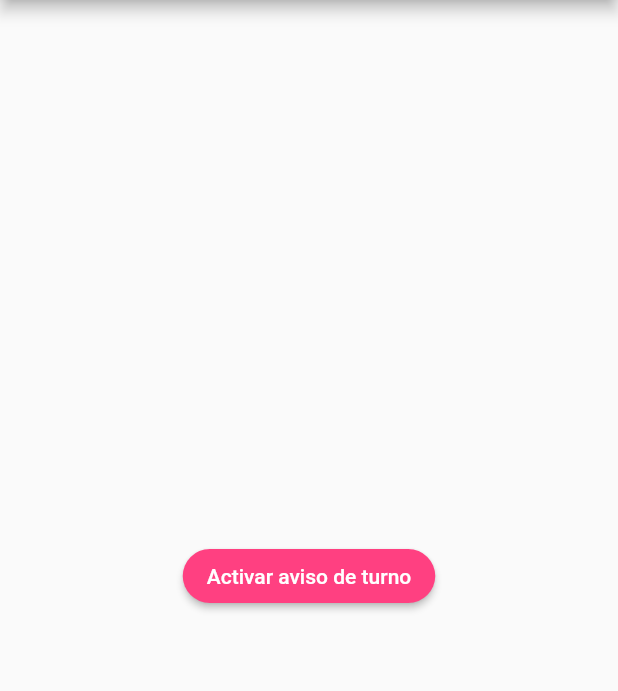
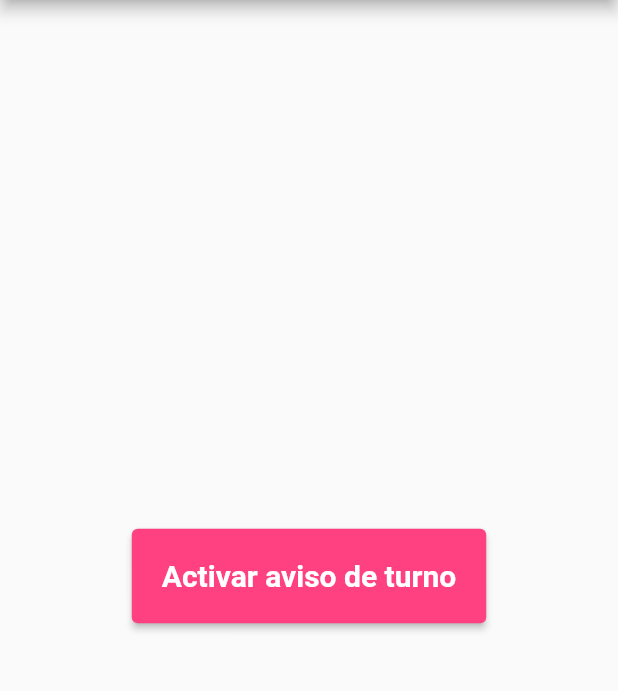
Before and after one commit to celia1996/NoWalls, a Flutter app: the screen it shows after launch, on a phone screen of 412 x 824 dp, the part 84-775 px from its top. Run offline on Flutter 3.47's test engine with Material 2 defaults, Android fonts, the phone set to English and light mode, and no system bars; our stand-ins replace vibration; missing offline and left inert: flutter_fft.

Commit message:
Change RaisedButton to ElevatedButton

```diff
--- a/lib/src/pages/home_page.dart
+++ b/lib/src/pages/home_page.dart
@@ -13,17 +13,19 @@ class HomePage extends StatelessWidget {
         child: Row(
           mainAxisAlignment: MainAxisAlignment.center,
           children: <Widget>[
-            RaisedButton(
+            ElevatedButton(
               onPressed: () {
                 Navigator.push(
                   context,
                   MaterialPageRoute(builder: (context) => ListenPage()),
                 );
               },
-              child: Text('Activar aviso de turno'),
-              color: Colors.pinkAccent,
-              textColor: Colors.white,
-              shape: StadiumBorder(),
+              child: Text('Activar aviso de turno', style: TextStyle(fontWeight: FontWeight.w700),),
+              style: ButtonStyle(
+                backgroundColor: MaterialStateProperty.all<Color>(Colors.pinkAccent),
+                padding:  MaterialStateProperty.all<EdgeInsets>(EdgeInsets.all(20.0)),
+                textStyle: MaterialStateProperty.all<TextStyle>(TextStyle(fontSize:20))
+              ),
             ),
           ],
         ),
```
